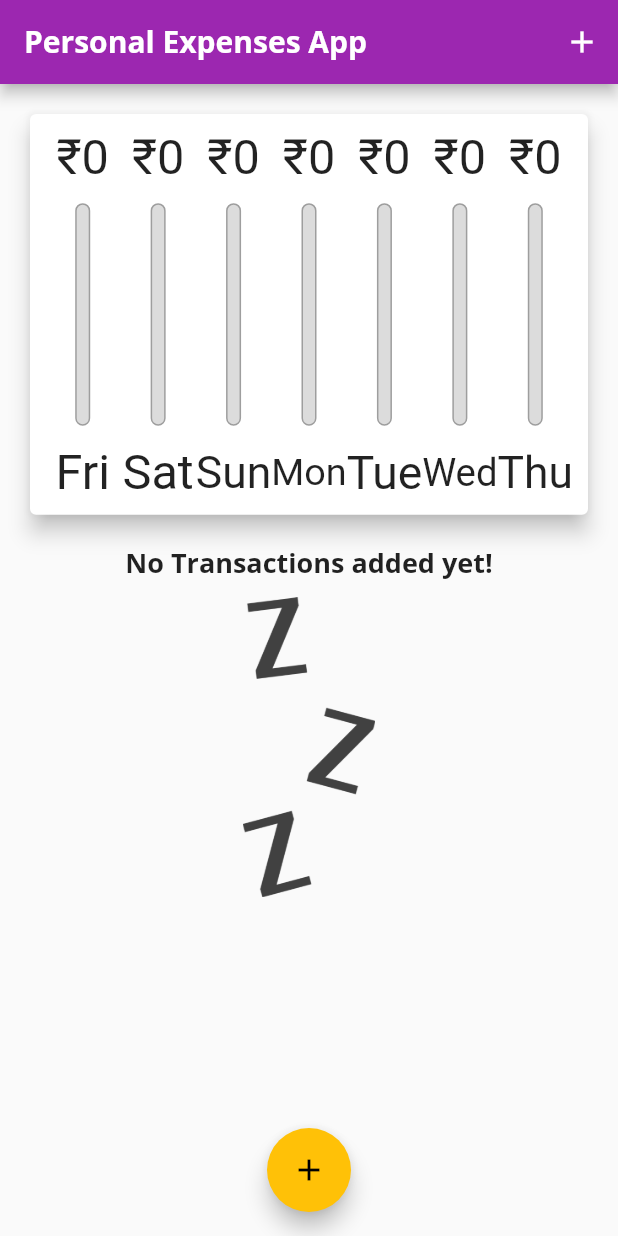
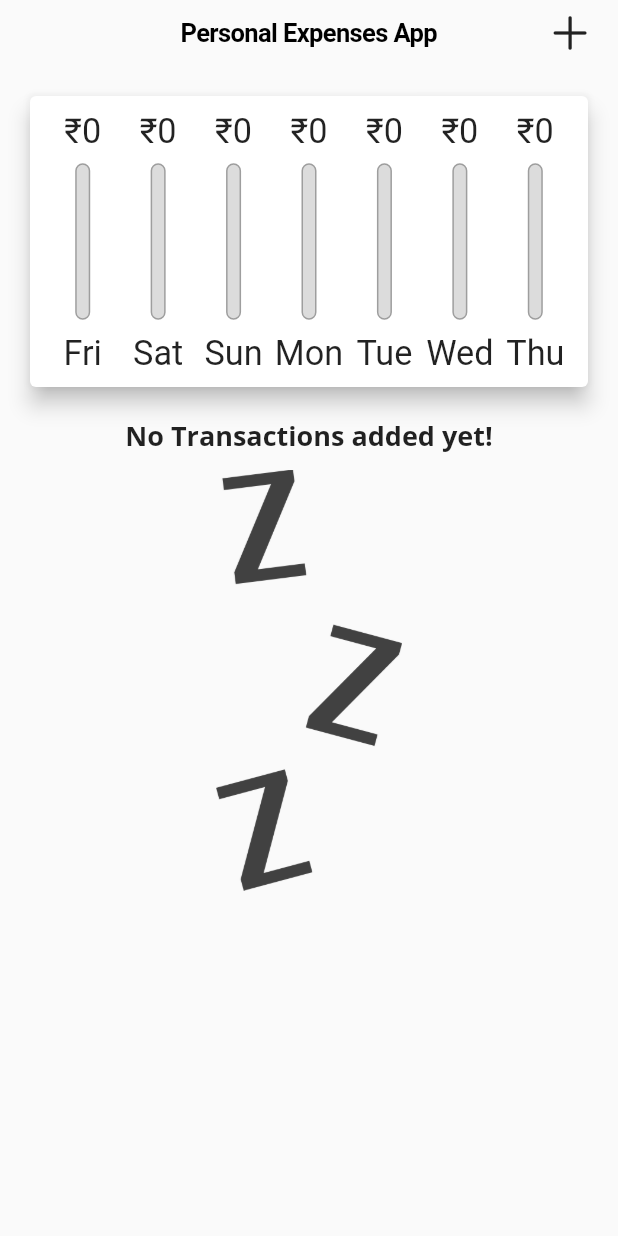
Before and after one commit to shubham-sapkal/personal-expenses-app, a Flutter app: the screen it shows after launch, on a phone screen of 412 x 824 dp. Run offline on Flutter 3.47's test engine with Material 2 defaults, Android fonts, the light colour scheme and no system bars.

Commit message:
version 2.0

```diff
--- a/lib/main.dart
+++ b/lib/main.dart
@@ -1,11 +1,22 @@
+import 'dart:io';
+
+import 'package:flutter/cupertino.dart';
 import 'package:flutter/material.dart';
+import 'package:flutter/services.dart';
 import 'package:personal_expenses_app/widgets/new_transactions.dart';
 
 import './widgets/transaction_list.dart';
 import './widgets/chart.dart';
 import './models/transactions.dart';
 
-void main() => runApp(MyApp());
+void main() {
+  // WidgetsFlutterBinding.ensureInitialized();
+  // SystemChrome.setPreferredOrientations([
+  //   DeviceOrientation.portraitUp,
+  //   DeviceOrientation.portraitDown,
+  // ]);
+  runApp(MyApp());
+}
 
 class MyApp extends StatelessWidget {
   @override
@@ -63,6 +74,8 @@ class _MyHomePageState extends State<MyHomePage> {
     // ),
   ];
 
+  bool _showChart = false;
+
   List<Transaction> get _recentTransactions {
     return _userTransactions.where((tx) {
       return tx.date.isAfter(
@@ -109,7 +122,25 @@ class _MyHomePageState extends State<MyHomePage> {
 
   @override
   Widget build(BuildContext context) {
-    final appBar = AppBar(
+    final mediaQuery = MediaQuery.of(context);
+    final isLandspace = mediaQuery.orientation == Orientation.landscape;
+
+    final dynamic appBar = !Platform.isIOS
+        ? CupertinoNavigationBar(
+            middle: Text('Personal Expenses App'),
+            trailing: Row(
+              mainAxisSize: MainAxisSize.min,
+              children: <Widget>[
+                GestureDetector(
+                  child: Icon(
+                    CupertinoIcons.add
+                  ),
+                  onTap: () => _startAddTransaction(context),
+                ),
+              ],
+            ),
+          )
+        : AppBar(
             title: Text('Personal Expenses App'),
             actions: <Widget>[
               IconButton(
@@ -119,33 +150,71 @@ class _MyHomePageState extends State<MyHomePage> {
             ],
           );
 
-    return Scaffold(
-      appBar: appBar,
-      body: SingleChildScrollView(
-        child: Column(
-          mainAxisAlignment: MainAxisAlignment.start,
-          crossAxisAlignment: CrossAxisAlignment.stretch,
-          children: [
-            Container(
-              height: (MediaQuery.of(context).size.height -
+    final transactionListWidget = Container(
+      height: (mediaQuery.size.height -
               appBar.preferredSize.height -
-                      MediaQuery.of(context).padding.top) *
-                  0.4,
-              child: Chart(recentTransactions: _recentTransactions),
-            ),
-            Container(
-              height: (MediaQuery.of(context).size.height -
-                      appBar.preferredSize.height - MediaQuery.of(context).padding.top) *
+              mediaQuery.padding.top) *
           0.6,
       child: TransactionList(
         userTransactions: _userTransactions,
         deleteTransactionController: _deleteTransaction,
       ),
+    );
+
+    final pageBody = SafeArea(child: SingleChildScrollView(
+      child: Column(
+        mainAxisAlignment: MainAxisAlignment.start,
+        crossAxisAlignment: CrossAxisAlignment.stretch,
+        children: [
+          if (isLandspace)
+            Row(
+              mainAxisAlignment: MainAxisAlignment.center,
+              children: <Widget>[
+                Text('Show Chart', style: Theme.of(context).textTheme.title),
+                Switch(
+                    activeColor: Theme.of(context).accentColor,
+                    value: _showChart,
+                    onChanged: (val) {
+                      setState(() {
+                        _showChart = val;
+                      });
+                    }),
+              ],
             ),
+          if (!isLandspace)
+            Container(
+              height: (mediaQuery.size.height -
+                      appBar.preferredSize.height -
+                      mediaQuery.padding.top) *
+                  0.3,
+              child: Chart(recentTransactions: _recentTransactions),
+            ),
+          if (!isLandspace) transactionListWidget,
+          if (isLandspace)
+            _showChart
+                ? Container(
+                    height: (mediaQuery.size.height -
+                            appBar.preferredSize.height -
+                            mediaQuery.padding.top) *
+                        0.7,
+                    child: Chart(recentTransactions: _recentTransactions),
+                  )
+                : transactionListWidget,
         ],
       ),
     ),
-      floatingActionButtonLocation: FloatingActionButtonLocation.centerFloat,
+    );
+
+    return !Platform.isIOS
+        ? CupertinoPageScaffold(
+            child: pageBody,
+            navigationBar: appBar,
+          )
+        : Scaffold(
+            appBar: appBar,
+            body: pageBody,
+            floatingActionButtonLocation:
+                FloatingActionButtonLocation.centerFloat,
             floatingActionButton: FloatingActionButton(
               child: Icon(
                 Icons.add,
--- a/lib/widgets/transaction_list.dart
+++ b/lib/widgets/transaction_list.dart
@@ -7,12 +7,15 @@ class TransactionList extends StatelessWidget {
   final List<Transaction> userTransactions;
   final Function deleteTransactionController;
 
-  TransactionList({required this.userTransactions, required this.deleteTransactionController});
+  TransactionList(
+      {required this.userTransactions,
+      required this.deleteTransactionController});
 
   @override
   Widget build(BuildContext context) {
     return userTransactions.isEmpty
-          ? Column(
+        ? LayoutBuilder(builder: (ctx, constraints) {
+            return Column(
               children: [
                 Text(
                   'No Transactions added yet!',
@@ -22,14 +25,15 @@ class TransactionList extends StatelessWidget {
                   height: 10,
                 ),
                 Container(
-                  height: 200,
+                  height: constraints.maxHeight * 0.6,
                   child: Image.asset(
                     'assets/images/waiting.png',
                     fit: BoxFit.cover,
                   ),
                 ),
               ],
-            )
+            );
+          })
         : ListView.builder(
             itemBuilder: (context, index) {
               return Card(
@@ -59,16 +63,23 @@ class TransactionList extends StatelessWidget {
                       userTransactions[index].date,
                     ),
                   ),
-                    trailing: IconButton(
+                  trailing: MediaQuery.of(context).size.width > 460
+                      ? FlatButton.icon(
+                          icon: Icon(Icons.delete),
+                          textColor: Theme.of(context).errorColor,
+                          label: Text('Delete'),
+                          onPressed: () => deleteTransactionController(
+                              userTransactions[index].id))
+                      : IconButton(
                           icon: Icon(Icons.delete),
                           color: Theme.of(context).errorColor,
-                      onPressed: () => deleteTransactionController(userTransactions[index].id),
+                          onPressed: () => deleteTransactionController(
+                              userTransactions[index].id),
                         ),
                 ),
               );
             },
             itemCount: userTransactions.length,
           );
-
   }
 }
```
Also changed, not shown: lib/widgets/adaptive_flat_button.dart (added, +31 -0 lines), lib/widgets/new_transactions.dart (+45 -16 lines). Lines whose indentation alone changed are shown as unchanged.
